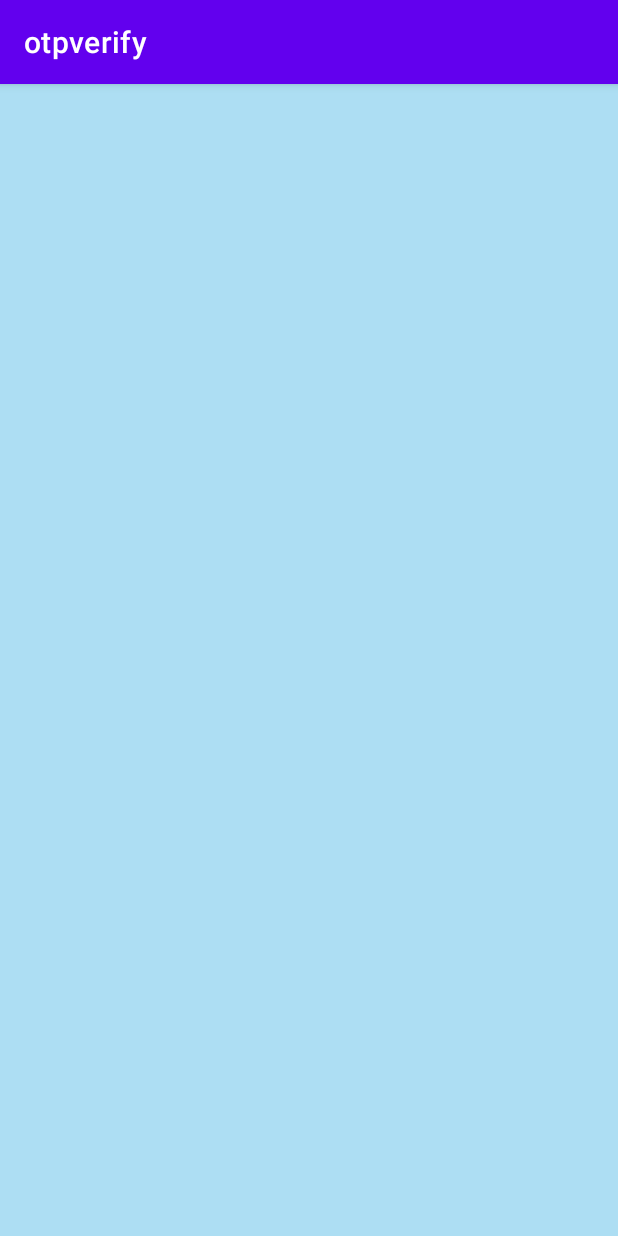
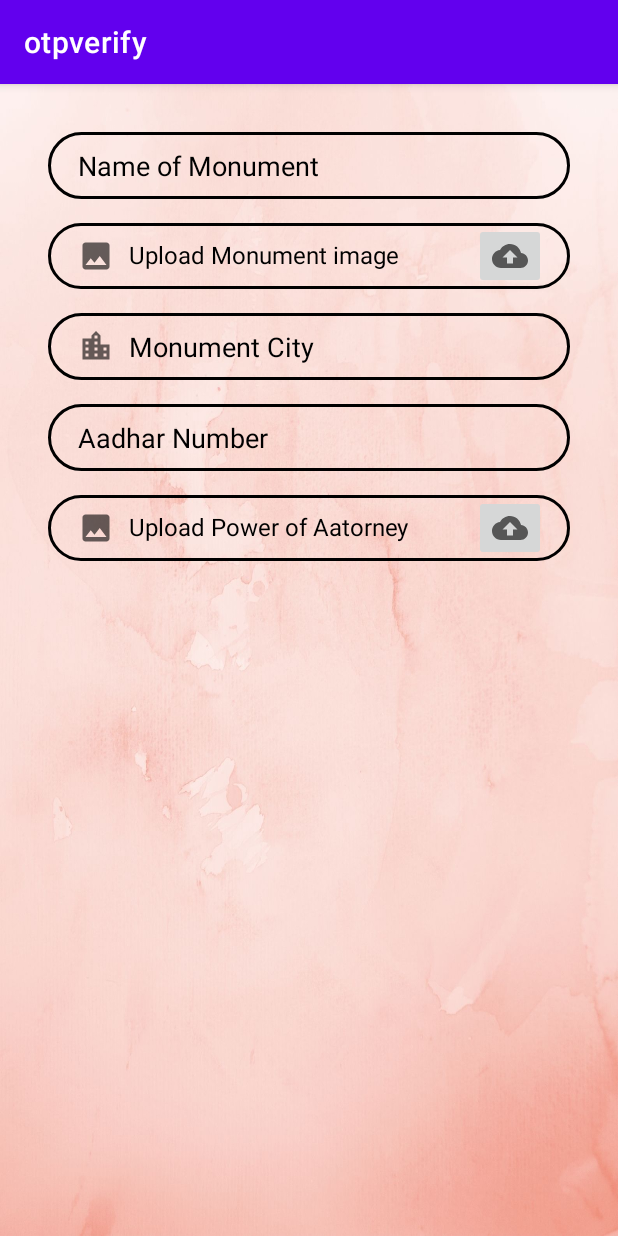
Before and after one commit to Omkar2402/Paryatan-Frontend, an Android app: the AdminInputs screen opened directly, with no data from a screen before it, on a phone screen of 412 x 824 dp. Run offline under Robolectric (Android 15) with nearby library versions, the phone set to English and light mode, and no system bars.

Commit message:
Admin started

```diff
--- a/app/src/main/AndroidManifest.xml
+++ b/app/src/main/AndroidManifest.xml
@@ -10,6 +10,9 @@
         android:supportsRtl="true"
         android:theme="@style/Theme.Otpverify">
         <activity
+            android:name=".Admin.AdminInputs"
+            android:exported="true" />
+        <activity
             android:name=".SplashScreen.SplashActivity"
             android:exported="true">
             <intent-filter>
@@ -19,7 +22,7 @@
             </intent-filter>
         </activity>
         <activity
-            android:name=".Admin.AdminorUser"
+            android:name=".Admin.Admin"
             android:exported="true" />
         <activity
             android:name=".MenuActivity"
@@ -35,9 +38,7 @@
             android:exported="true" />
         <activity
             android:name=".EnteremailActivity"
-            android:exported="true">
-
-        </activity>
+            android:exported="true"></activity>
     </application>
 
 </manifest>
--- a/app/src/main/java/com/example/otpverify/Admin/AdminorUser.java
+++ b/app/src/main/java/com/example/otpverify/Admin/AdminInputs.java
@@ -6,11 +6,11 @@ import android.os.Bundle;
 
 import com.example.otpverify.R;
 
-public class AdminorUser extends AppCompatActivity {
+public class AdminInputs extends AppCompatActivity {
 
     @Override
     protected void onCreate(Bundle savedInstanceState) {
         super.onCreate(savedInstanceState);
-        setContentView(R.layout.activity_adminor_user);
+        setContentView(R.layout.activity_admin_inputs);
     }
 }
--- /dev/null
+++ b/app/src/main/res/drawable/ic_city.xml
@@ -0,0 +1,10 @@
+<vector xmlns:android="http://schemas.android.com/apk/res/android"
+    android:width="24dp"
+    android:height="24dp"
+    android:viewportWidth="24"
+    android:viewportHeight="24"
+    android:tint="?attr/colorControlNormal">
+  <path
+      android:fillColor="@android:color/white"
+      android:pathData="M15,11L15,5l-3,-3 -3,3v2L3,7v14h18L21,11h-6zM7,19L5,19v-2h2v2zM7,15L5,15v-2h2v2zM7,11L5,11L5,9h2v2zM13,19h-2v-2h2v2zM13,15h-2v-2h2v2zM13,11h-2L11,9h2v2zM13,7h-2L11,5h2v2zM19,19h-2v-2h2v2zM19,15h-2v-2h2v2z"/>
+</vector>
--- /dev/null
+++ b/app/src/main/res/layout/activity_admin_inputs.xml
@@ -0,0 +1,167 @@
+<?xml version="1.0" encoding="utf-8"?>
+<androidx.constraintlayout.widget.ConstraintLayout xmlns:android="http://schemas.android.com/apk/res/android"
+    xmlns:app="http://schemas.android.com/apk/res-auto"
+    xmlns:tools="http://schemas.android.com/tools"
+    android:layout_width="match_parent"
+    android:layout_height="match_parent"
+    tools:context=".Admin.AdminInputs"
+    android:background="@drawable/background_admin">
+
+    <EditText
+        android:id="@+id/inputmonumentname"
+        android:layout_width="match_parent"
+        android:layout_height="wrap_content"
+        android:layout_marginStart="32dp"
+        android:layout_marginLeft="32dp"
+        android:layout_marginTop="32dp"
+        android:layout_marginEnd="32dp"
+        android:layout_marginRight="32dp"
+        android:background="@drawable/input_bg"
+        android:drawablePadding="10dp"
+        android:ems="10"
+        android:hint="Name of Monument"
+        android:inputType="textPersonName"
+        android:paddingLeft="20dp"
+        android:paddingTop="10dp"
+        android:paddingRight="10dp"
+        android:paddingBottom="10dp"
+        android:shadowColor="@color/black"
+        android:textColor="@color/black"
+        android:textColorHint="@color/black"
+        app:layout_constraintEnd_toEndOf="parent"
+        app:layout_constraintHorizontal_bias="0.0"
+        app:layout_constraintStart_toStartOf="parent"
+        app:layout_constraintTop_toTopOf="parent"
+        tools:ignore="MissingConstraints" />
+
+    <TextView
+        android:id="@+id/inputmonumentimg"
+        android:layout_width="0dp"
+        android:layout_height="wrap_content"
+        android:layout_marginTop="16dp"
+        android:background="@drawable/input_bg"
+        android:drawableLeft="@drawable/ic_image"
+        android:drawablePadding="10dp"
+        android:ems="10"
+        android:paddingLeft="20dp"
+        android:paddingTop="10dp"
+        android:paddingRight="10dp"
+        android:paddingBottom="10dp"
+        android:text="Upload Monument image"
+        android:textColor="@color/black"
+        android:textColorHint="@color/black"
+        android:textSize="16sp"
+        app:layout_constraintEnd_toEndOf="@+id/inputmonumentname"
+        app:layout_constraintHorizontal_bias="0.0"
+        app:layout_constraintStart_toStartOf="@+id/inputmonumentname"
+        app:layout_constraintTop_toBottomOf="@+id/inputmonumentname" />
+
+    <ImageView
+        android:id="@+id/MPreviewImage"
+        android:layout_width="30dp"
+        android:layout_height="32dp"
+        android:layout_below="@id/MSelectImage"
+
+        android:layout_marginTop="12dp"
+        android:layout_marginEnd="16dp"
+        android:layout_marginRight="16dp"
+        app:layout_constraintEnd_toEndOf="@+id/inputmonumentname"
+        app:layout_constraintTop_toTopOf="@+id/inputmonumentname" />
+
+    <ImageButton
+        android:id="@+id/MSelectImage"
+        android:layout_width="wrap_content"
+        android:layout_height="wrap_content"
+        android:layout_marginEnd="16dp"
+        android:layout_marginRight="16dp"
+        app:layout_constraintEnd_toEndOf="@+id/inputmonumentimg"
+        app:layout_constraintTop_toTopOf="@+id/inputmonumentimg"
+        app:srcCompat="@drawable/ic_cloud_upload"
+        tools:ignore="VectorDrawableCompat" />
+
+    <EditText
+        android:id="@+id/inputmonumentcity"
+        android:layout_width="0dp"
+        android:layout_height="wrap_content"
+        android:layout_marginTop="16dp"
+        android:background="@drawable/input_bg"
+        android:drawableLeft="@drawable/ic_city"
+        android:drawablePadding="10dp"
+        android:ems="10"
+        android:hint="Monument City"
+        android:inputType="textPassword"
+        android:paddingLeft="20dp"
+        android:paddingTop="10dp"
+        android:paddingRight="10dp"
+        android:paddingBottom="10dp"
+        android:textColor="@color/black"
+        android:textColorHint="@color/black"
+        app:layout_constraintEnd_toEndOf="@+id/inputmonumentimg"
+        app:layout_constraintStart_toStartOf="@+id/inputmonumentimg"
+        app:layout_constraintTop_toBottomOf="@+id/inputmonumentimg" />
+
+    <EditText
+        android:id="@+id/inputaadharnumber"
+        android:layout_width="0dp"
+        android:layout_height="wrap_content"
+        android:layout_marginTop="16dp"
+        android:background="@drawable/input_bg"
+        android:drawablePadding="10dp"
+        android:ems="10"
+        android:hint="Aadhar Number"
+        android:inputType="textPassword"
+        android:paddingLeft="20dp"
+        android:paddingTop="10dp"
+        android:paddingRight="10dp"
+        android:paddingBottom="10dp"
+        android:textColor="@color/black"
+        android:textColorHint="@color/black"
+        app:layout_constraintEnd_toEndOf="@+id/inputmonumentcity"
+        app:layout_constraintStart_toStartOf="@+id/inputmonumentcity"
+        app:layout_constraintTop_toBottomOf="@+id/inputmonumentcity" />
+
+    <TextView
+        android:id="@+id/inputpoa"
+        android:layout_width="0dp"
+        android:layout_height="wrap_content"
+        android:layout_marginTop="16dp"
+        android:background="@drawable/input_bg"
+        android:drawableLeft="@drawable/ic_image"
+        android:drawablePadding="10dp"
+        android:ems="10"
+        android:paddingLeft="20dp"
+        android:paddingTop="10dp"
+        android:paddingRight="10dp"
+        android:paddingBottom="10dp"
+        android:text="Upload Power of Aatorney"
+        android:textColor="@color/black"
+        android:textColorHint="@color/black"
+        android:textSize="16sp"
+        app:layout_constraintEnd_toEndOf="@+id/inputaadharnumber"
+        app:layout_constraintHorizontal_bias="0.0"
+        app:layout_constraintStart_toStartOf="@+id/inputaadharnumber"
+        app:layout_constraintTop_toBottomOf="@+id/inputaadharnumber" />
+
+
+
+    <ImageButton
+        android:id="@+id/POASelectImage"
+        android:layout_width="wrap_content"
+        android:layout_height="wrap_content"
+        android:layout_marginEnd="16dp"
+        android:layout_marginRight="16dp"
+        app:layout_constraintEnd_toEndOf="@+id/inputpoa"
+        app:layout_constraintTop_toTopOf="@+id/inputpoa"
+        app:srcCompat="@drawable/ic_cloud_upload"
+        tools:ignore="VectorDrawableCompat" />
+
+    <ImageView
+        android:id="@+id/POAPreviewImage"
+        android:layout_width="61dp"
+        android:layout_height="57dp"
+        android:layout_marginTop="16dp"
+        app:layout_constraintStart_toStartOf="@+id/inputpoa"
+        app:layout_constraintTop_toBottomOf="@+id/inputpoa" />
+
+
+</androidx.constraintlayout.widget.ConstraintLayout>
--- a/app/src/main/res/layout/activity_adminor_user.xml
+++ /dev/null
@@ -1,11 +0,0 @@
-<?xml version="1.0" encoding="utf-8"?>
-<androidx.constraintlayout.widget.ConstraintLayout xmlns:android="http://schemas.android.com/apk/res/android"
-    xmlns:app="http://schemas.android.com/apk/res-auto"
-    xmlns:tools="http://schemas.android.com/tools"
-    android:layout_width="match_parent"
-    android:layout_height="match_parent"
-    tools:context=".Admin.AdminorUser"
-    android:background="@color/lightblue">
-
-
-</androidx.constraintlayout.widget.ConstraintLayout>
--- a/app/src/main/res/values/colors.xml
+++ b/app/src/main/res/values/colors.xml
@@ -10,4 +10,6 @@
     <color name="blue">#03A9F4</color>
     <color name="lightblue">#ADDEF3</color>
     <color name="grey">#777474</color>
+    <color name="yellow">#FFEB3B</color>
+    <color name="orange">#FF5722</color>
 </resources>
```
Also changed, not shown: app/src/main/java/com/example/otpverify/Admin/Admin.java (added, +83 -0 lines), app/src/main/res/layout/activity_admin.xml (added, +52 -0 lines), app/src/main/res/layout/activity_main2.xml (+8 -8 lines), app/src/main/res/drawable-v24/background_admin.jpg (added), app/src/main/res/drawable-v24/monumentimg.png (added).
